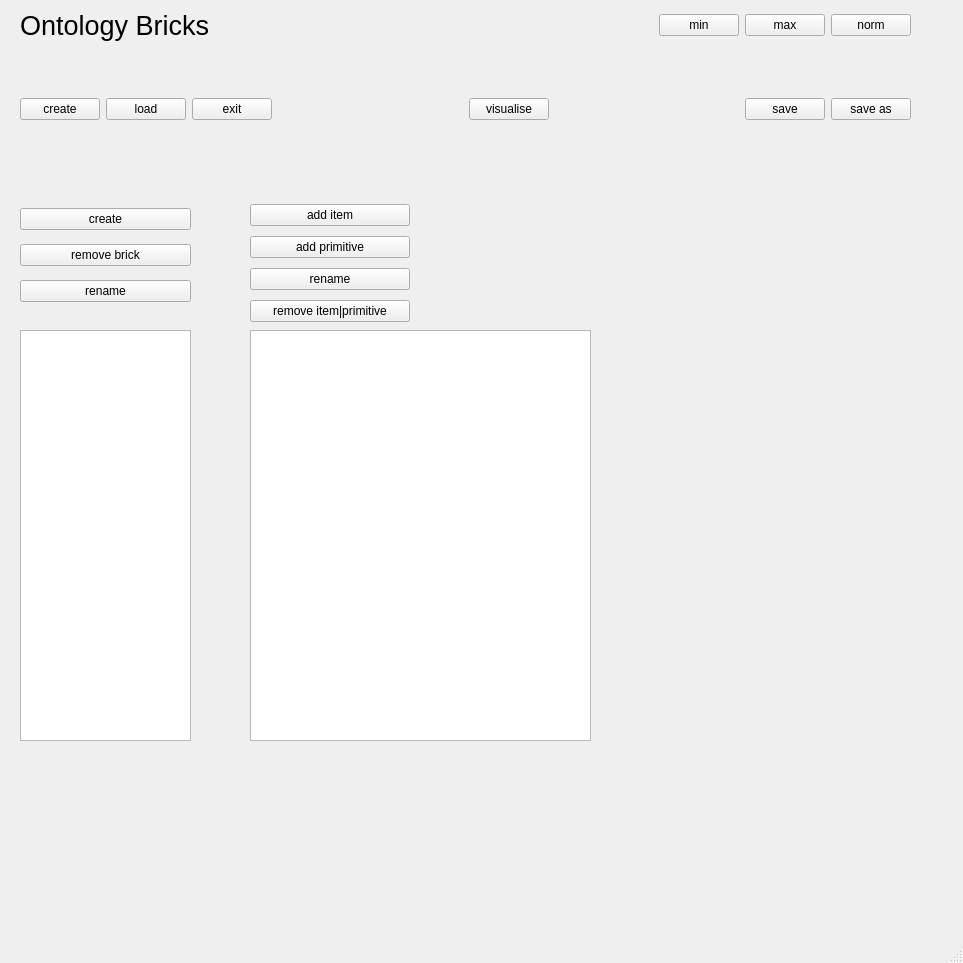
Above: src/BricksSchemata_gui.ui from heinz-preisig/PeriConto_generic before the change. Below: the same form after it.
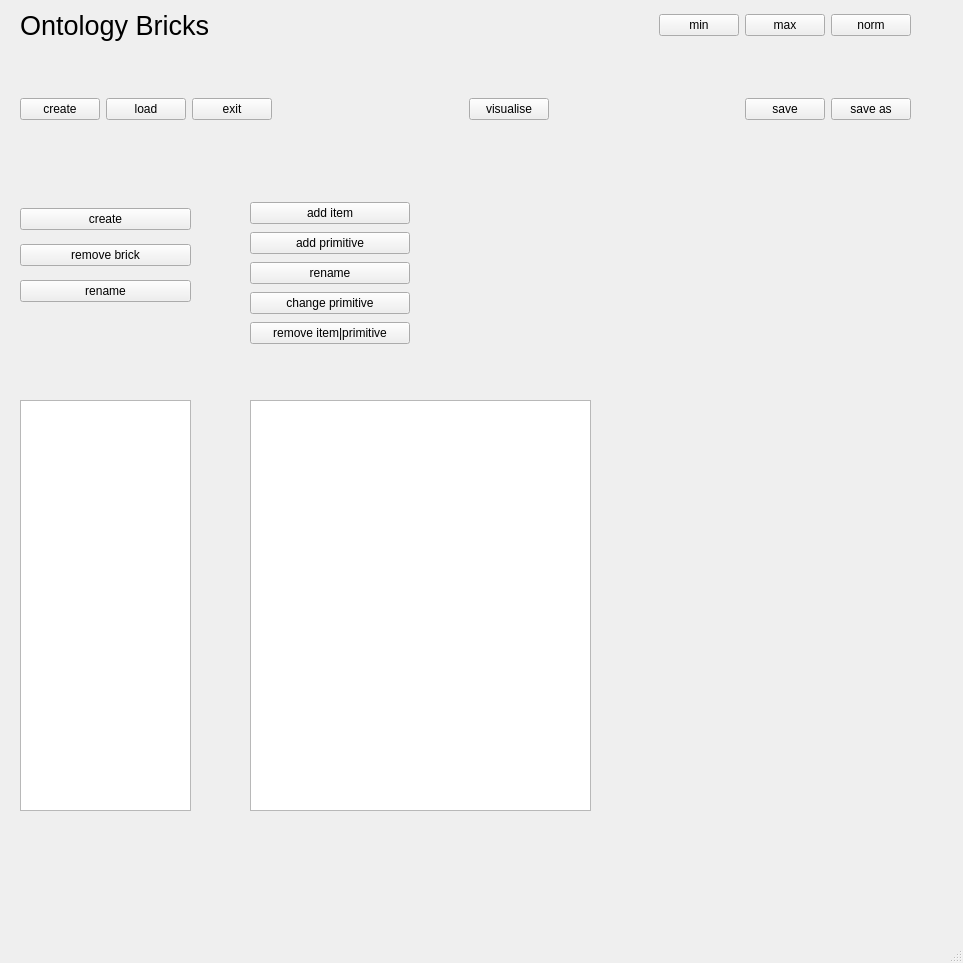
That is the form after the change.

Commit message: * CWA version 4 * adding a change primitive button

What changed in the file:
```diff
--- a/src/BricksSchemata_gui.ui
+++ b/src/BricksSchemata_gui.ui
@@ -168,7 +168,7 @@
     <property name="geometry">
      <rect>
       <x>250</x>
-      <y>330</y>
+      <y>400</y>
       <width>341</width>
       <height>411</height>
      </rect>
@@ -192,7 +192,7 @@
       <x>250</x>
       <y>200</y>
       <width>160</width>
-      <height>128</height>
+      <height>151</height>
      </rect>
     </property>
     <layout class="QVBoxLayout" name="verticalLayout">
@@ -217,6 +217,13 @@
        </property>
       </widget>
      </item>
+     <item>
+      <widget class="QPushButton" name="pushBrickChangePrimitive">
+       <property name="text">
+        <string>change primitive</string>
+       </property>
+      </widget>
+     </item>
      <item>
       <widget class="QPushButton" name="pushBrickRemoveItem">
        <property name="text">
@@ -263,7 +270,7 @@
     <property name="geometry">
      <rect>
       <x>20</x>
-      <y>330</y>
+      <y>400</y>
       <width>171</width>
       <height>411</height>
      </rect>
```
The commit also changes 4 other files.
